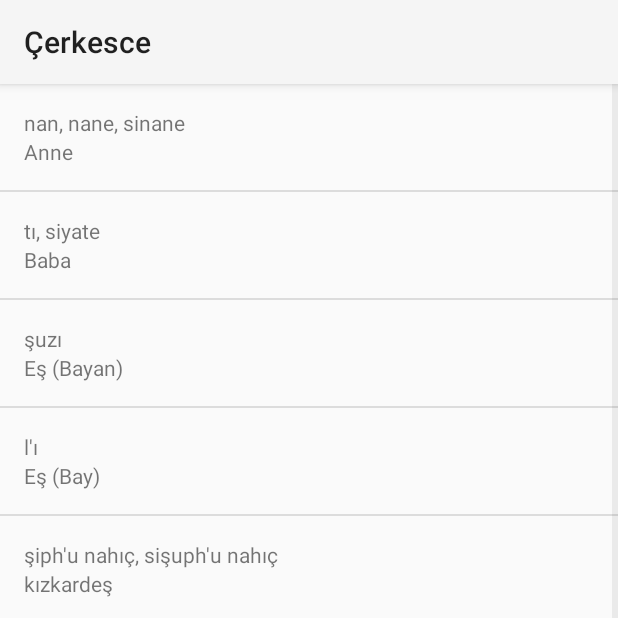
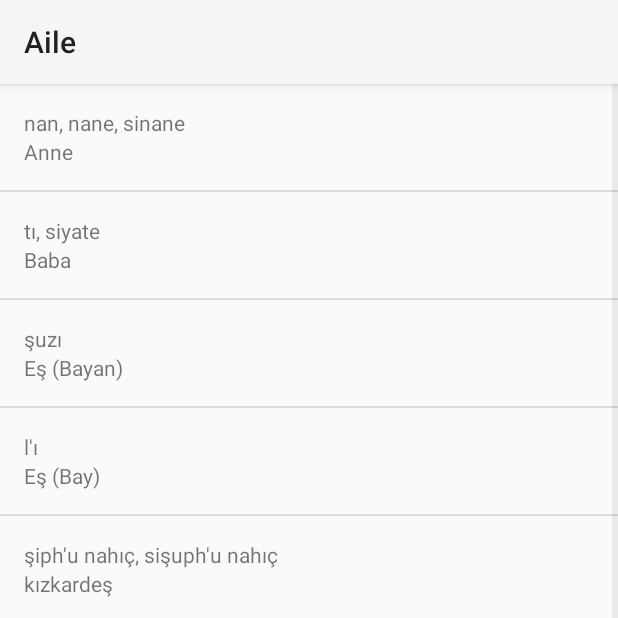
Before and after one commit to neosinan/Cerkesce, an Android app: the FamilyActivity screen opened directly, with no data from a screen before it, on a phone screen of 412 x 824 dp, the top half of it. Run offline under Robolectric (Android 15) with nearby library versions, the phone set to English and light mode, and no system bars.

Commit message:
Titles are added --- small improvements

```diff
--- a/app/src/main/java/com/neosinan/cspr/cerkezce/AboutActivity.java
+++ b/app/src/main/java/com/neosinan/cspr/cerkezce/AboutActivity.java
@@ -9,5 +9,6 @@ public class AboutActivity extends AppCompatActivity {
     protected void onCreate(Bundle savedInstanceState) {
         super.onCreate(savedInstanceState);
         setContentView(R.layout.activity_about);
+        setTitle(R.string.Hakkında);
     }
 }
--- a/app/src/main/java/com/neosinan/cspr/cerkezce/ColorsActivity.java
+++ b/app/src/main/java/com/neosinan/cspr/cerkezce/ColorsActivity.java
@@ -12,7 +12,7 @@ public class ColorsActivity extends AppCompatActivity {
     protected void onCreate(Bundle savedInstanceState) {
         super.onCreate(savedInstanceState);
         setContentView(R.layout.activity_colors);
-
+        setTitle(R.string.sayılar);
         ArrayList<Word> numberArrayList = new ArrayList<Word>();
 
         //Here We add new Word to our Word Array
--- a/app/src/main/java/com/neosinan/cspr/cerkezce/FamilyActivity.java
+++ b/app/src/main/java/com/neosinan/cspr/cerkezce/FamilyActivity.java
@@ -11,6 +11,7 @@ public class FamilyActivity extends AppCompatActivity {
     @Override
     protected void onCreate(Bundle savedInstanceState) {
         super.onCreate(savedInstanceState);
+        setTitle(R.string.aile);
         setContentView(R.layout.activity_family);
         ArrayList<Word> numberArrayList = new ArrayList<Word>();
 
--- a/app/src/main/java/com/neosinan/cspr/cerkezce/NumbersActivity.java
+++ b/app/src/main/java/com/neosinan/cspr/cerkezce/NumbersActivity.java
@@ -17,6 +17,7 @@ public class NumbersActivity extends AppCompatActivity {
     @Override
     protected void onCreate(Bundle savedInstanceState) {
         super.onCreate(savedInstanceState);
+        setTitle(R.string.sayılar);
         setContentView(R.layout.activity_numbers);
         ArrayList<Word> numberArrayList = new ArrayList<Word>();
 
--- a/app/src/main/java/com/neosinan/cspr/cerkezce/PhrasesActivity.java
+++ b/app/src/main/java/com/neosinan/cspr/cerkezce/PhrasesActivity.java
@@ -8,6 +8,7 @@ public class PhrasesActivity extends AppCompatActivity {
     @Override
     protected void onCreate(Bundle savedInstanceState) {
         super.onCreate(savedInstanceState);
+        setTitle(R.string.kalıplar);
         setContentView(R.layout.activity_phrases);
     }
 }
--- a/app/src/main/res/values/strings.xml
+++ b/app/src/main/res/values/strings.xml
@@ -4,4 +4,5 @@
     <string name="aile">Aile</string>
     <string name="sayılar">Sayılar</string>
     <string name="kalıplar">kalıplar</string>
+    <string name="Hakkında">Hakkında</string>
 </resources>
```
